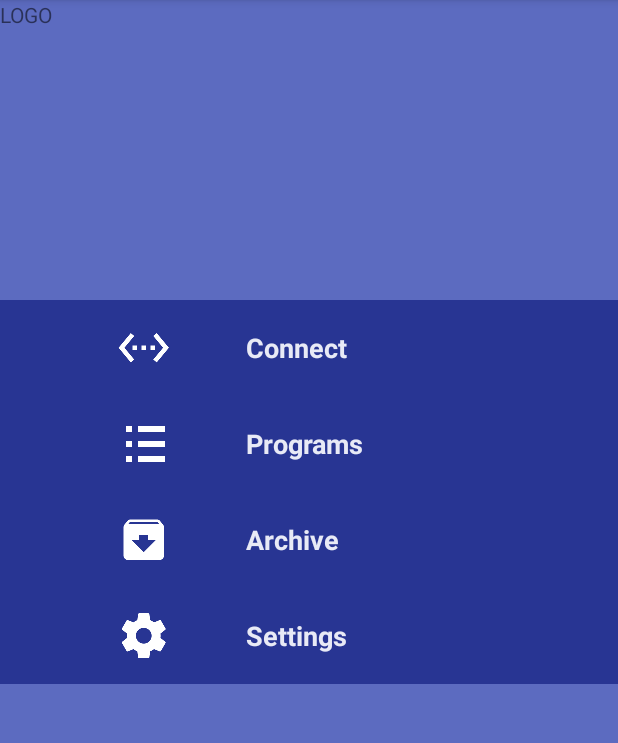
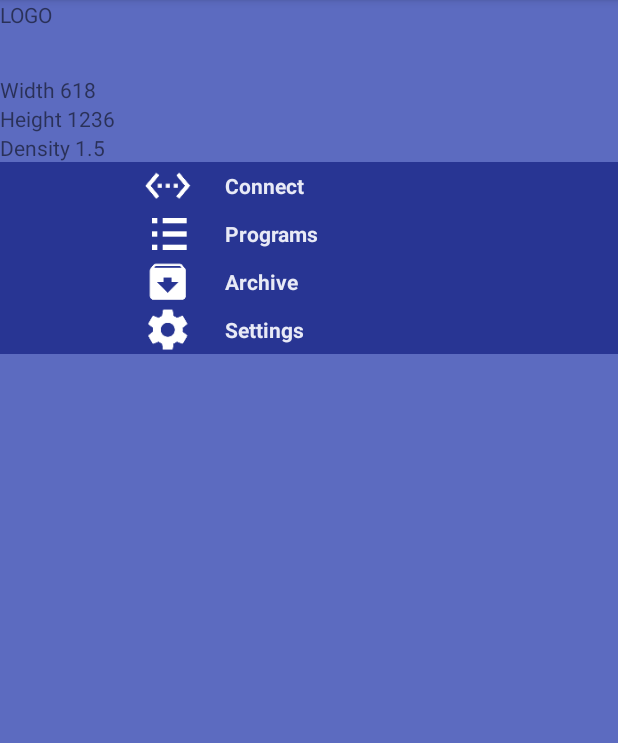
Before and after one commit to Kovshische/Mufflefurnace-raspberry, an Android app: the screen it shows after launch (MainActivity), on a phone screen of 412 x 824 dp, the part 84-827 px from its top. Run offline under Robolectric (Android 15) with nearby library versions, the phone set to English and light mode, and no system bars.

Commit message:
bug fixing - PATCH to PATH

```diff
--- a/app/build.gradle
+++ b/app/build.gradle
@@ -1,7 +1,7 @@
 apply plugin: 'com.android.application'
 
 android {
-    compileSdkVersion 23
+    compileSdkVersion 26
     buildToolsVersion '26.0.2'
 
     defaultConfig {
@@ -21,8 +21,8 @@ android {
 
 dependencies {
     compile fileTree(dir: 'libs', include: ['*.jar'])
-    compile 'com.android.support:appcompat-v7:23.4.0'
-    compile 'com.android.support:design:23.4.0'
+    compile 'com.android.support:appcompat-v7:26.0.0'
+    compile 'com.android.support:design:26.0.0'
     compile 'com.android.support.constraint:constraint-layout:1.0.2'
     compile 'com.jjoe64:graphview:4.2.1'
     testCompile 'junit:junit:4.12'
--- a/app/src/main/java/com/example/android/mufflefurnace/MainActivity.java
+++ b/app/src/main/java/com/example/android/mufflefurnace/MainActivity.java
@@ -1,10 +1,13 @@
 package com.example.android.mufflefurnace;
 
 import android.content.Intent;
+import android.graphics.Point;
+import android.os.Bundle;
 import android.support.v7.app.AppCompatActivity;
-import android.os.Bundle;
+import android.view.Display;
 import android.view.View;
 import android.widget.RelativeLayout;
+import android.widget.TextView;
 
 
 public class MainActivity extends AppCompatActivity {
@@ -32,5 +35,21 @@ public class MainActivity extends AppCompatActivity {
                 startActivity(i);
             }
         });
+
+        Display display = getWindowManager().getDefaultDisplay();
+        Point size = new Point();
+        display.getSize(size);
+        int width = size.x;
+        int height = size.y;
+        float density = getResources().getDisplayMetrics().density;
+
+        TextView TextViewWidth = (TextView)findViewById(R.id.displayWidth);
+        TextViewWidth.setText("Width " + Integer.toString(width));
+
+        TextView TextViewHight = (TextView)findViewById(R.id.displayHeight);
+        TextViewHight.setText("Height " + Integer.toString(height));
+
+        TextView TextViewDencity = (TextView)findViewById(R.id.displayDencity);
+        TextViewDencity.setText("Density " + Float.toString(density));
     }
 }
--- a/app/src/main/res/layout/activity_main.xml
+++ b/app/src/main/res/layout/activity_main.xml
@@ -9,8 +9,23 @@
 
     <TextView
         android:layout_width="match_parent"
-        android:layout_height="200dp"
+        android:layout_height="50dp"
         android:text="LOGO" />
+
+    <TextView
+        android:id="@+id/displayWidth"
+        android:layout_width="match_parent"
+        android:layout_height="wrap_content" />
+
+    <TextView
+        android:id="@+id/displayHeight"
+        android:layout_width="match_parent"
+        android:layout_height="wrap_content" />
+
+    <TextView
+        android:id="@+id/displayDencity"
+        android:layout_width="match_parent"
+        android:layout_height="wrap_content" />
 
     <RelativeLayout
         android:id="@+id/MenuConnect"
--- a/app/src/main/res/values/dimens.xml
+++ b/app/src/main/res/values/dimens.xml
@@ -1,16 +1,16 @@
 <resources>
     <!-- Default screen margins, per the Android Design guidelines. -->
-    <dimen name="activity_horizontal_margin">16dp</dimen>
-    <dimen name="activity_vertical_margin">16dp</dimen>
-    <dimen name="main_screen_item_height">64dp</dimen>
-    <dimen name="main_screen_item_height_half">32dp</dimen>
+    <dimen name="activity_horizontal_margin">8dp</dimen>
+    <dimen name="activity_vertical_margin">8dp</dimen>
+    <dimen name="main_screen_item_height">32dp</dimen>
+    <dimen name="main_screen_item_height_half">16dp</dimen>
 
 
     <!-- Margin around the floating action button in CatalogActivity -->
-    <dimen name="fab_margin">16dp</dimen>
+    <dimen name="fab_margin">8dp</dimen>
 
     <!-- Common margin value used throughout the app -->
-    <dimen name="activity_margin">16dp</dimen>
+    <dimen name="activity_margin">8dp</dimen>
 
 
 </resources>
--- a/app/src/main/res/values/styles.xml
+++ b/app/src/main/res/values/styles.xml
@@ -29,8 +29,8 @@
         <item name="android:layout_width">120dp</item>
         <item name="android:textColor">@color/white</item>
         <item name="android:textStyle">bold</item>
-        <item name="android:textAppearance">?android:textAppearanceMedium</item>
-        <item name="android:padding">18dp</item>
+        <item name="android:textAppearance">?android:textAppearanceSmall</item>
+        <item name="android:padding">4dp</item>
         <item name="android:gravity">center_vertical</item>
         <item name="android:layout_centerInParent">true</item>
     </style>
--- a/build.gradle
+++ b/build.gradle
@@ -5,6 +5,7 @@
 buildscript {
     repositories {
         jcenter()
+        google()
     }
     dependencies {
         classpath 'com.android.tools.build:gradle:3.0.0-beta7'
@@ -19,6 +20,7 @@ buildscript {
 allprojects {
     repositories {
         jcenter()
+        google()
     }
 }
 
```
Also changed, not shown: app/src/main/AndroidManifest.xml (+11 -2 lines), app/src/main/java/com/example/android/mufflefurnace/ProgramViewActivity.java (+18 -0 lines), app/src/main/res/layout/activity_program_view.xml (+4 -3 lines).
